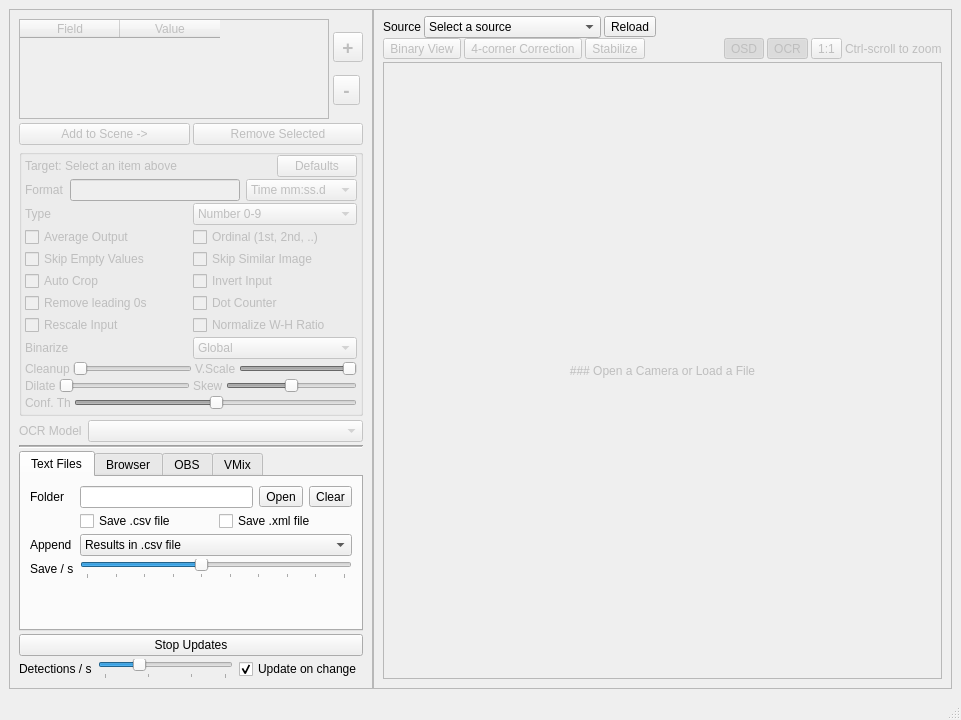
This is mainwindow.ui in locaal-ai/scoresight as Qt 5 draws it before an edit. The edited form follows.
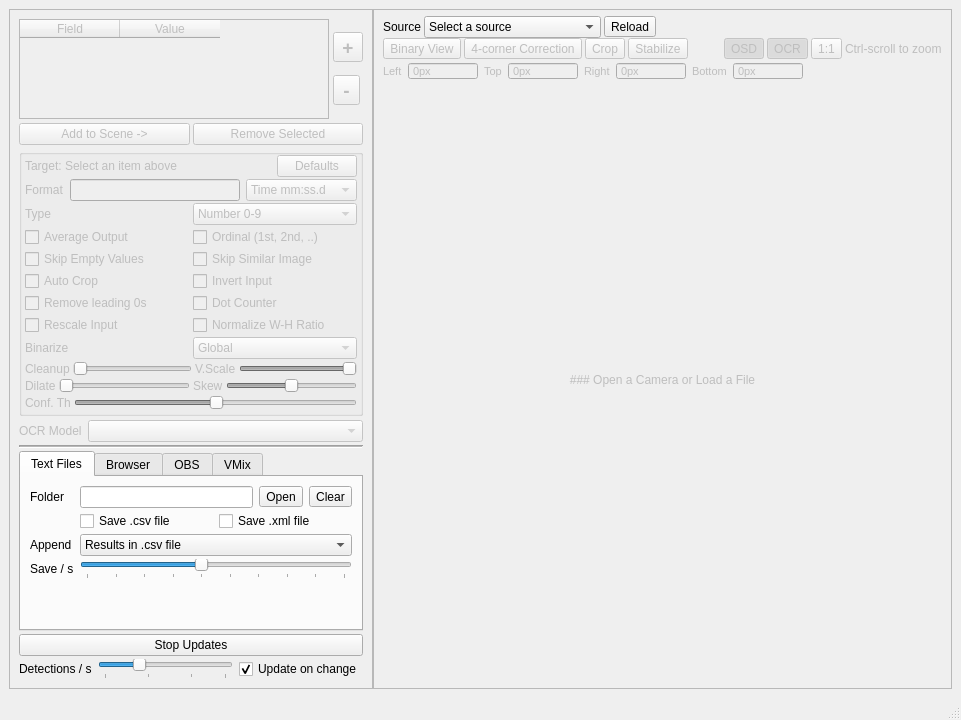
This is the edited form.

Commit message: Add crop function

Diff of the .ui file:
```diff
--- a/mainwindow.ui
+++ b/mainwindow.ui
@@ -1661,6 +1661,19 @@
             </property>
            </widget>
           </item>
+          <item>
+           <widget class="QToolButton" name="toolButton_topCrop">
+            <property name="toolTip">
+             <string>Apply cropping to the entire image</string>
+            </property>
+            <property name="text">
+             <string>Crop</string>
+            </property>
+            <property name="checkable">
+             <bool>true</bool>
+            </property>
+           </widget>
+          </item>
           <item>
            <widget class="QToolButton" name="pushButton_stabilize">
             <property name="enabled">
@@ -1742,6 +1755,155 @@
          </layout>
         </widget>
        </item>
+       <item>
+        <widget class="QWidget" name="widget_cropPanel" native="true">
+         <property name="enabled">
+          <bool>false</bool>
+         </property>
+         <property name="maximumSize">
+          <size>
+           <width>16777215</width>
+           <height>18</height>
+          </size>
+         </property>
+         <property name="font">
+          <font>
+           <pointsize>8</pointsize>
+          </font>
+         </property>
+         <layout class="QHBoxLayout" name="horizontalLayout_26">
+          <property name="leftMargin">
+           <number>0</number>
+          </property>
+          <property name="topMargin">
+           <number>0</number>
+          </property>
+          <property name="rightMargin">
+           <number>0</number>
+          </property>
+          <property name="bottomMargin">
+           <number>0</number>
+          </property>
+          <item>
+           <widget class="QLabel" name="label_16">
+            <property name="text">
+             <string>Left</string>
+            </property>
+           </widget>
+          </item>
+          <item>
+           <widget class="QSpinBox" name="spinBox_leftCrop">
+            <property name="minimumSize">
+             <size>
+              <width>70</width>
+              <height>0</height>
+             </size>
+            </property>
+            <property name="buttonSymbols">
+             <enum>QAbstractSpinBox::NoButtons</enum>
+            </property>
+            <property name="suffix">
+             <string>px</string>
+            </property>
+            <property name="maximum">
+             <number>999</number>
+            </property>
+           </widget>
+          </item>
+          <item>
+           <widget class="QLabel" name="label_17">
+            <property name="text">
+             <string>Top</string>
+            </property>
+           </widget>
+          </item>
+          <item>
+           <widget class="QSpinBox" name="spinBox_topCrop">
+            <property name="minimumSize">
+             <size>
+              <width>70</width>
+              <height>0</height>
+             </size>
+            </property>
+            <property name="buttonSymbols">
+             <enum>QAbstractSpinBox::NoButtons</enum>
+            </property>
+            <property name="suffix">
+             <string>px</string>
+            </property>
+            <property name="maximum">
+             <number>999</number>
+            </property>
+           </widget>
+          </item>
+          <item>
+           <widget class="QLabel" name="label_18">
+            <property name="text">
+             <string>Right</string>
+            </property>
+           </widget>
+          </item>
+          <item>
+           <widget class="QSpinBox" name="spinBox_rightCrop">
+            <property name="minimumSize">
+             <size>
+              <width>70</width>
+              <height>0</height>
+             </size>
+            </property>
+            <property name="buttonSymbols">
+             <enum>QAbstractSpinBox::NoButtons</enum>
+            </property>
+            <property name="suffix">
+             <string>px</string>
+            </property>
+            <property name="maximum">
+             <number>999</number>
+            </property>
+           </widget>
+          </item>
+          <item>
+           <widget class="QLabel" name="label_19">
+            <property name="text">
+             <string>Bottom</string>
+            </property>
+           </widget>
+          </item>
+          <item>
+           <widget class="QSpinBox" name="spinBox_bottomCrop">
+            <property name="minimumSize">
+             <size>
+              <width>70</width>
+              <height>0</height>
+             </size>
+            </property>
+            <property name="buttonSymbols">
+             <enum>QAbstractSpinBox::NoButtons</enum>
+            </property>
+            <property name="suffix">
+             <string>px</string>
+            </property>
+            <property name="maximum">
+             <number>999</number>
+            </property>
+           </widget>
+          </item>
+          <item>
+           <spacer name="horizontalSpacer_4">
+            <property name="orientation">
+             <enum>Qt::Horizontal</enum>
+            </property>
+            <property name="sizeHint" stdset="0">
+             <size>
+              <width>40</width>
+              <height>20</height>
+             </size>
+            </property>
+           </spacer>
+          </item>
+         </layout>
+        </widget>
+       </item>
        <item>
         <widget class="QFrame" name="frame_for_source_view_label">
          <property name="enabled">
@@ -1753,13 +1915,10 @@
            <verstretch>0</verstretch>
           </sizepolicy>
          </property>
-         <property name="frameShape">
-          <enum>QFrame::StyledPanel</enum>
-         </property>
-         <property name="frameShadow">
-          <enum>QFrame::Raised</enum>
-         </property>
          <layout class="QGridLayout" name="gridLayout">
+          <property name="sizeConstraint">
+           <enum>QLayout::SetMaximumSize</enum>
+          </property>
           <property name="leftMargin">
            <number>0</number>
           </property>
```
The commit also changes 6 other files.
